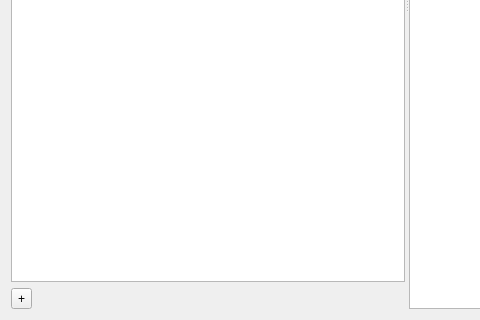
Qt form src/bsdd_gui/module/property_table/qt/Widget.ui (c-mellueh/bSDD-Toolkit) before a commit; both pictures show x 0 to 480 and y 317 to 637 of the 813 by 637 pixel window.
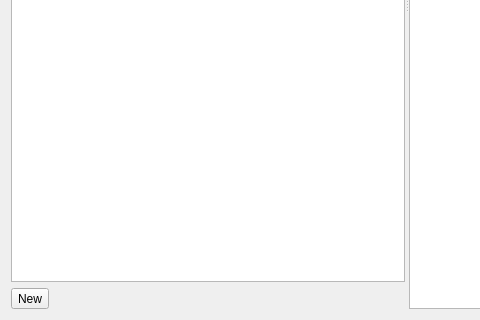
The same form after that commit.

```diff
--- a/src/bsdd_gui/module/property_table/qt/Widget.ui
+++ b/src/bsdd_gui/module/property_table/qt/Widget.ui
@@ -34,7 +34,7 @@
        <item>
         <widget class="QToolButton" name="tb_new">
          <property name="text">
-          <string>+</string>
+          <string>New</string>
          </property>
          <property name="toolButtonStyle">
           <enum>Qt::ToolButtonStyle::ToolButtonIconOnly</enum>
```
